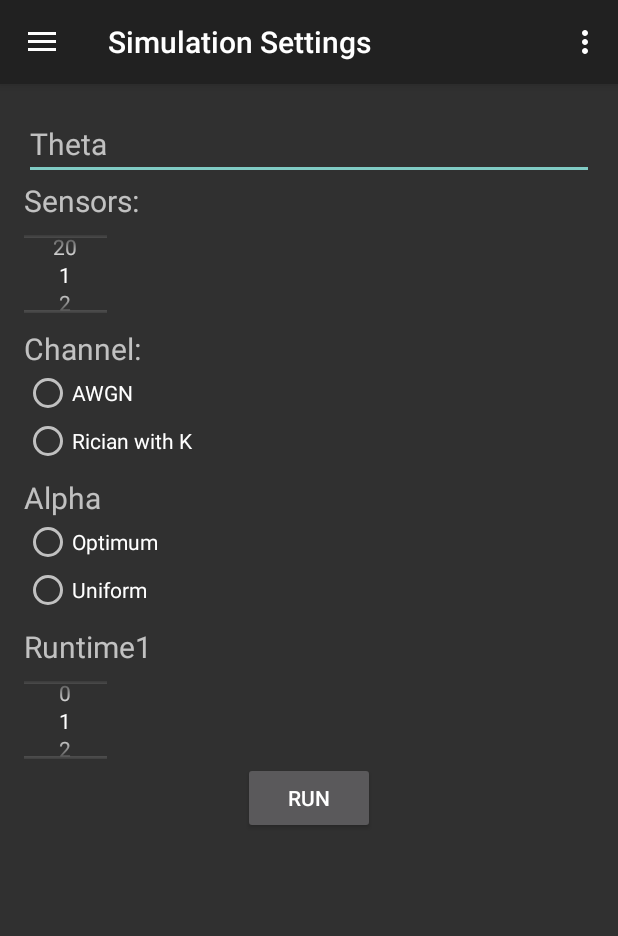
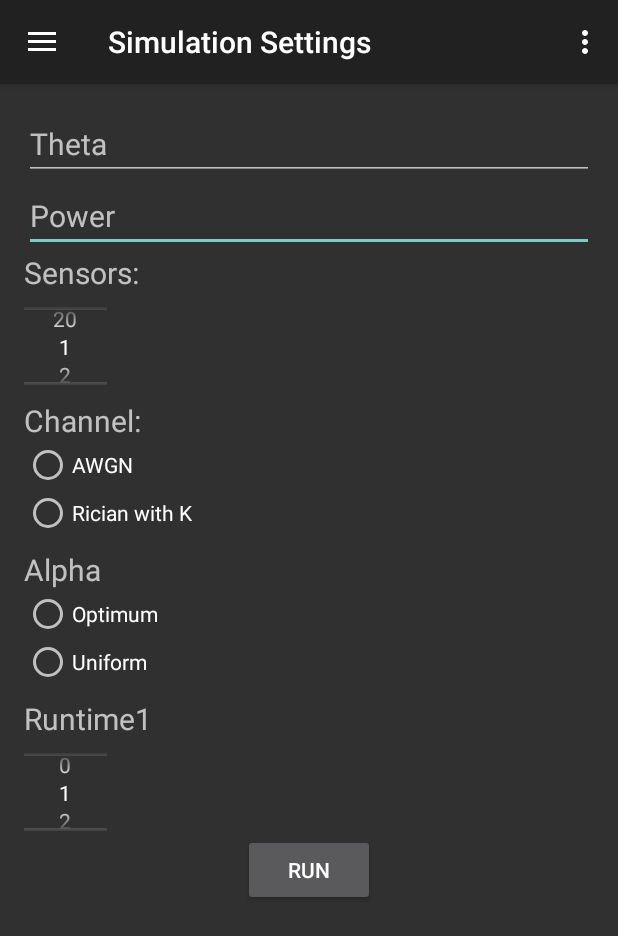
Before and after one commit to Saleh95/Wireless, an Android app: the ConfigurationActivity screen opened directly, with no data from a screen before it, on a phone screen of 412 x 824 dp. Shown: the top 936 px of the screen. Run offline under Robolectric (Android 15) with nearby library versions, the phone set to English and light mode, and no system bars; libraries missing offline, so code that uses them is left out: com.flask.colorpicker, com.github.mikephil.charting; plain views replace AlphaSlider, ColorPickerView, LightnessSlider; 3 statements that could not run were skipped.

Commit message:
More Optimization

```diff
--- a/app/src/main/java/wonders/simulator/ConfigurationActivity.java
+++ b/app/src/main/java/wonders/simulator/ConfigurationActivity.java
@@ -36,13 +36,14 @@ public class ConfigurationActivity extends Simulator_main implements SetupListen
         crash until I included theta and started calling setupChanged()
      */
     int runtime, sensors = 2;
-    double theta = 1.4;
+    double theta ,power;
     boolean awgn, optimum = true;
     boolean rician, uniform = false;
     static final String PREFS_NAME = "graph";
     SharedPreferences settings;
     SharedPreferences.Editor editor;
     private EditText theta_input;
+    private EditText power_input;
 
     @Override
     protected void onCreate(Bundle savedInstanceState) {
@@ -54,6 +55,9 @@ public class ConfigurationActivity extends Simulator_main implements SetupListen
         // create objects for text views to display picker values
         final TextView runtime_view = (TextView) findViewById(R.id.runtime_input);
         final TextView sensors_view = (TextView) findViewById(R.id.sensors_input);
+
+        theta = SimulationManager.getSimulationSetup().getTheta();
+        power = SimulationManager.getSimulationSetup().getPower();
 
         settings = getApplicationContext().getSharedPreferences(PREFS_NAME, 0);
         editor = settings.edit();
@@ -114,6 +118,22 @@ public class ConfigurationActivity extends Simulator_main implements SetupListen
             }
         });
 
+        power_input = (EditText) findViewById(R.id.power_input);
+        power_input.setFocusable(true);
+        power_input.requestFocus();
+        power_input.setOnKeyListener(new View.OnKeyListener(){
+            public boolean onKey(View view, int key, KeyEvent event){
+                // detect if user presses enter, change theta accordingly
+                if((event.getAction() == KeyEvent.ACTION_DOWN) && (key == KeyEvent.KEYCODE_ENTER)){
+                    if(!power_input.getText().toString().equals("")){
+                        power = Double.parseDouble(power_input.getText().toString());
+                    }
+                    return true;
+                }
+                return false;
+            }
+        });
+
 //        theta_input.setText(Double.toString(SimulationManager.getSimulationSetup().getTheta()));
 
         /*if(!theta_input.getText().toString().equals("")){
@@ -146,6 +166,7 @@ public class ConfigurationActivity extends Simulator_main implements SetupListen
         SimulationManager.getSimulationSetup().setAWGN(awgn);
         SimulationManager.getSimulationSetup().setOptimum(optimum);
         SimulationManager.getSimulationSetup().setTheta(theta);
+        SimulationManager.getSimulationSetup().setPower(power);
         manager.setRound(runtime);
 
         Thread t= new Thread(new Runnable() {
@@ -193,7 +214,7 @@ public class ConfigurationActivity extends Simulator_main implements SetupListen
 
 
         editor.putFloat(SimulationManager.KEY_THETA,(float)theta);
-//        editor.putFloat(SimulationManager.KEY_POWER,(float)power);
+        editor.putFloat(SimulationManager.KEY_POWER,(float)power);
         editor.putFloat(SimulationManager.KEY_N,(float)theta);
         editor.putFloat(SimulationManager.KEY_V,(float)theta);
         editor.putFloat(SimulationManager.KEY_K,(float)theta);
--- a/app/src/main/res/layout/content_specs.xml
+++ b/app/src/main/res/layout/content_specs.xml
@@ -19,6 +19,17 @@
         android:inputType="numberDecimal"
         android:imeOptions="actionDone"
         />
+    <EditText
+        android:layout_width="match_parent"
+        android:id="@+id/power_input"
+        android:layout_height="wrap_content"
+        android:textSize="20dp"
+        android:hint="Power"
+        android:text=""
+        android:inputType="numberDecimal"
+        android:imeOptions="actionDone"
+        />
+
     <TextView
         android:layout_width="wrap_content"
         android:id="@+id/sensors_input"
```
